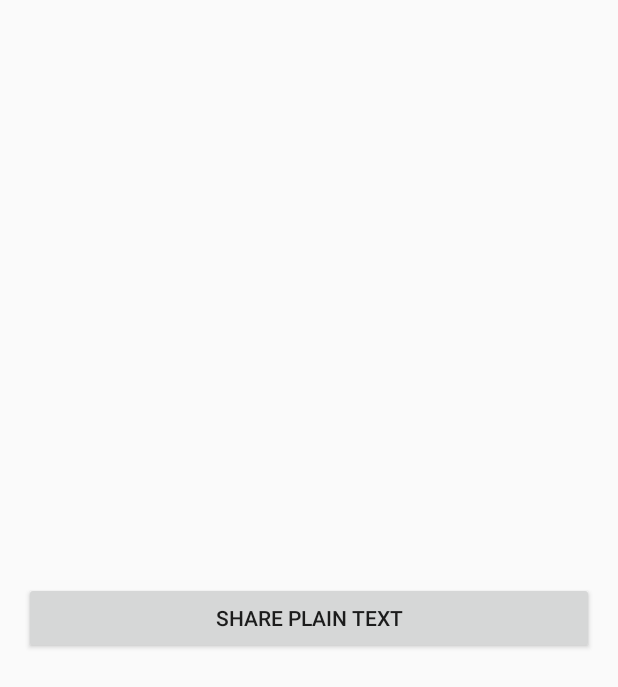
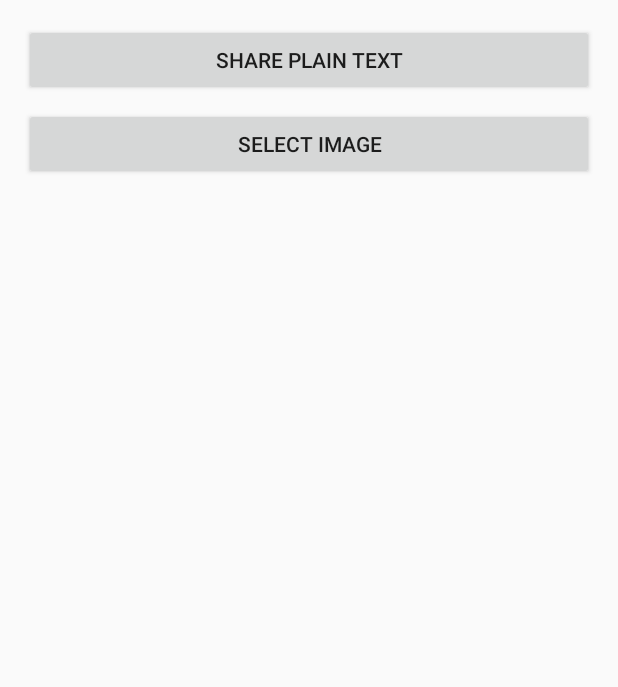
Before and after one commit to tuanchauict/IntentChooser, an Android app: the layout activity_main.xml on its own in the app's theme, with its tools: preview values and no code run, on a phone screen of 412 x 824 dp. Shown: the top 687 px of the screen. Run offline under Robolectric (Android 15) with nearby library versions, the phone set to English and light mode, and no system bars.

Commit message:
Minor change

```diff
--- a/app/src/main/res/layout/activity_main.xml
+++ b/app/src/main/res/layout/activity_main.xml
@@ -1,20 +1,32 @@
 <?xml version="1.0" encoding="utf-8"?>
-<RelativeLayout
+<LinearLayout
     xmlns:android="http://schemas.android.com/apk/res/android"
     xmlns:tools="http://schemas.android.com/tools"
     android:layout_width="match_parent"
     android:layout_height="match_parent"
+    android:orientation="vertical"
     android:paddingBottom="@dimen/activity_vertical_margin"
     android:paddingLeft="@dimen/activity_horizontal_margin"
     android:paddingRight="@dimen/activity_horizontal_margin"
     android:paddingTop="@dimen/activity_vertical_margin"
     tools:context="com.ofmonsters.intentchooser.MainActivity"
     >
+
     <Button
         android:id="@+id/btn_share_text"
         android:layout_width="match_parent"
         android:layout_height="wrap_content"
+        android:layout_centerInParent="true"
         android:text="Share Plain Text"
+        />
+
+    <Button
+        android:id="@+id/btn_select_image"
+        android:layout_width="match_parent"
+        android:layout_height="wrap_content"
         android:layout_centerInParent="true"
+        android:layout_marginTop="8dp"
+        android:text="Select Image"
         />
-</RelativeLayout>
+
+</LinearLayout>
```
Also changed, not shown: app/build.gradle (+4 -4 lines), intentchooser/src/main/java/com/tuanchauict/intentchooser/sharetext/ShareTextChooser.java (+0 -8 lines).
